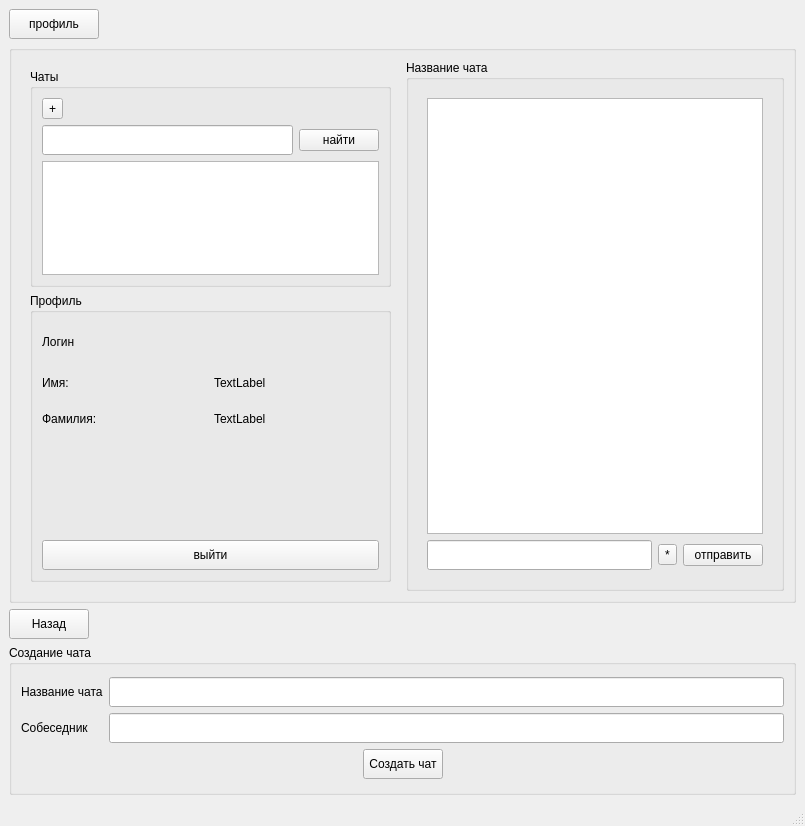
Qt form ui/graphic/app_window.ui (yurij-lyubskij/goto_chat) before a commit.
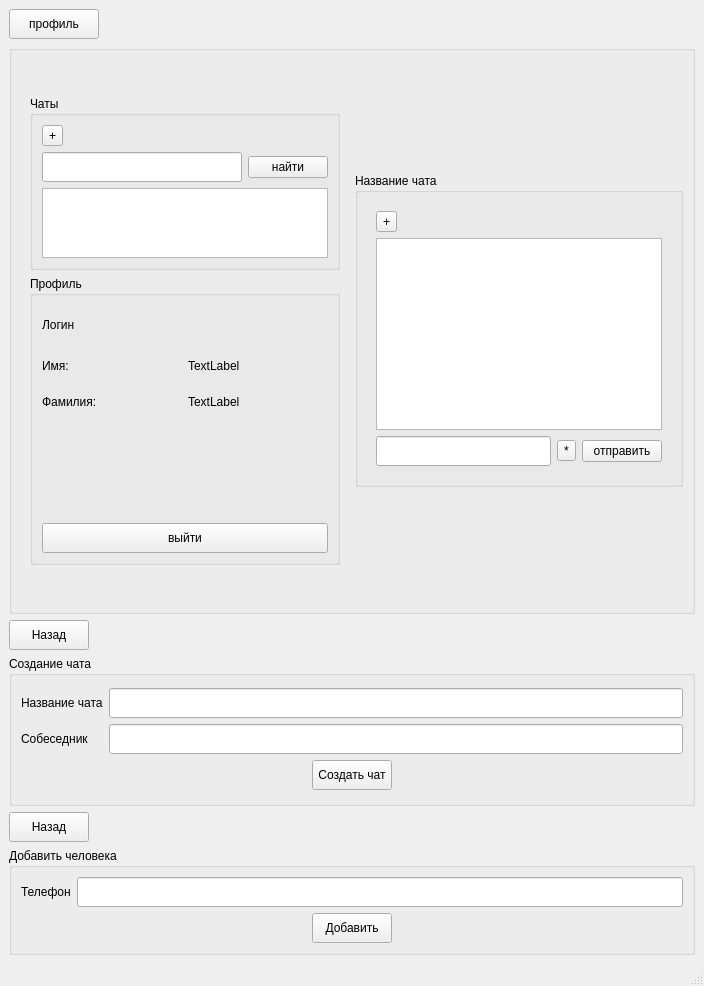
The same form after that commit.

Commit message: + ui add person and fix size bug

What changed in the file:
```diff
--- a/ui/graphic/app_window.ui
+++ b/ui/graphic/app_window.ui
@@ -2,12 +2,15 @@
 <ui version="4.0">
  <class>App_window</class>
  <widget class="QMainWindow" name="App_window">
+  <property name="enabled">
+   <bool>true</bool>
+  </property>
   <property name="geometry">
    <rect>
     <x>0</x>
     <y>0</y>
-    <width>805</width>
-    <height>826</height>
+    <width>704</width>
+    <height>986</height>
    </rect>
   </property>
   <property name="sizePolicy">
@@ -22,12 +25,20 @@
     <height>0</height>
    </size>
   </property>
+  <property name="maximumSize">
+   <size>
+    <width>16777215</width>
+    <height>986</height>
+   </size>
+  </property>
   <property name="windowTitle">
    <string>MainWindow</string>
   </property>
   <widget class="QWidget" name="centralwidget">
-   <layout class="QGridLayout" name="gridLayout_12">
+   <layout class="QGridLayout" name="gridLayout_13">
     <item row="0" column="0">
+     <layout class="QVBoxLayout" name="verticalLayout_7">
+      <item>
      <layout class="QVBoxLayout" name="verticalLayout_3">
       <item>
        <layout class="QHBoxLayout" name="horizontalLayout_4">
@@ -75,11 +86,23 @@
           <layout class="QHBoxLayout" name="horizontalLayout_3">
            <item>
             <widget class="QWidget" name="chats_and_profile" native="true">
+               <property name="sizePolicy">
+                <sizepolicy hsizetype="Preferred" vsizetype="Maximum">
+                 <horstretch>0</horstretch>
+                 <verstretch>0</verstretch>
+                </sizepolicy>
+               </property>
              <layout class="QGridLayout" name="gridLayout_5">
               <item row="0" column="0">
                <layout class="QVBoxLayout" name="verticalLayout">
                 <item>
                  <widget class="QGroupBox" name="chat_list">
+                    <property name="sizePolicy">
+                     <sizepolicy hsizetype="Preferred" vsizetype="Maximum">
+                      <horstretch>0</horstretch>
+                      <verstretch>0</verstretch>
+                     </sizepolicy>
+                    </property>
                   <property name="title">
                    <string>Чаты</string>
                   </property>
@@ -130,6 +153,12 @@
                 </item>
                 <item>
                  <widget class="QGroupBox" name="profile">
+                    <property name="sizePolicy">
+                     <sizepolicy hsizetype="Preferred" vsizetype="Maximum">
+                      <horstretch>0</horstretch>
+                      <verstretch>0</verstretch>
+                     </sizepolicy>
+                    </property>
                   <property name="title">
                    <string>Профиль</string>
                   </property>
@@ -291,6 +320,12 @@
            </item>
            <item>
             <widget class="QGroupBox" name="messages">
+               <property name="sizePolicy">
+                <sizepolicy hsizetype="Preferred" vsizetype="Maximum">
+                 <horstretch>0</horstretch>
+                 <verstretch>0</verstretch>
+                </sizepolicy>
+               </property>
              <property name="title">
               <string>Название чата</string>
              </property>
@@ -301,7 +336,21 @@
                  <item row="0" column="0">
                   <layout class="QVBoxLayout" name="verticalLayout_2">
                    <item>
-                    <widget class="QListView" name="listView_2"/>
+                      <widget class="QToolButton" name="toolButton_4">
+                       <property name="text">
+                        <string>+</string>
+                       </property>
+                      </widget>
+                     </item>
+                     <item>
+                      <widget class="QListView" name="listView_2">
+                       <property name="sizePolicy">
+                        <sizepolicy hsizetype="Expanding" vsizetype="Maximum">
+                         <horstretch>0</horstretch>
+                         <verstretch>0</verstretch>
+                        </sizepolicy>
+                       </property>
+                      </widget>
                    </item>
                    <item>
                     <layout class="QHBoxLayout" name="horizontalLayout_2">
@@ -395,7 +444,7 @@
       <item>
        <widget class="QGroupBox" name="chat_creation">
         <property name="sizePolicy">
-         <sizepolicy hsizetype="Preferred" vsizetype="Preferred">
+           <sizepolicy hsizetype="Preferred" vsizetype="Maximum">
           <horstretch>0</horstretch>
           <verstretch>0</verstretch>
          </sizepolicy>
@@ -524,6 +573,143 @@
       </item>
      </layout>
     </item>
+      <item>
+       <layout class="QVBoxLayout" name="verticalLayout_6">
+        <item>
+         <layout class="QHBoxLayout" name="horizontalLayout_7">
+          <item>
+           <widget class="QPushButton" name="pushButton_7">
+            <property name="minimumSize">
+             <size>
+              <width>0</width>
+              <height>30</height>
+             </size>
+            </property>
+            <property name="maximumSize">
+             <size>
+              <width>16777215</width>
+              <height>30</height>
+             </size>
+            </property>
+            <property name="text">
+             <string>Назад</string>
+            </property>
+           </widget>
+          </item>
+          <item>
+           <spacer name="horizontalSpacer_8">
+            <property name="orientation">
+             <enum>Qt::Horizontal</enum>
+            </property>
+            <property name="sizeHint" stdset="0">
+             <size>
+              <width>40</width>
+              <height>20</height>
+             </size>
+            </property>
+           </spacer>
+          </item>
+         </layout>
+        </item>
+        <item>
+         <widget class="QGroupBox" name="add_person">
+          <property name="sizePolicy">
+           <sizepolicy hsizetype="Preferred" vsizetype="Maximum">
+            <horstretch>0</horstretch>
+            <verstretch>0</verstretch>
+           </sizepolicy>
+          </property>
+          <property name="title">
+           <string>Добавить человека</string>
+          </property>
+          <layout class="QGridLayout" name="gridLayout_12">
+           <item row="0" column="0">
+            <layout class="QVBoxLayout" name="verticalLayout_5">
+             <item>
+              <layout class="QGridLayout" name="gridLayout_8">
+               <item row="0" column="0">
+                <widget class="QLabel" name="label_2">
+                 <property name="text">
+                  <string>Телефон</string>
+                 </property>
+                </widget>
+               </item>
+               <item row="0" column="1">
+                <widget class="QLineEdit" name="lineEdit_5">
+                 <property name="minimumSize">
+                  <size>
+                   <width>0</width>
+                   <height>30</height>
+                  </size>
+                 </property>
+                 <property name="maximumSize">
+                  <size>
+                   <width>16777215</width>
+                   <height>30</height>
+                  </size>
+                 </property>
+                </widget>
+               </item>
+              </layout>
+             </item>
+             <item>
+              <layout class="QHBoxLayout" name="horizontalLayout_8">
+               <item>
+                <spacer name="horizontalSpacer_6">
+                 <property name="orientation">
+                  <enum>Qt::Horizontal</enum>
+                 </property>
+                 <property name="sizeHint" stdset="0">
+                  <size>
+                   <width>40</width>
+                   <height>20</height>
+                  </size>
+                 </property>
+                </spacer>
+               </item>
+               <item>
+                <widget class="QPushButton" name="pushButton_6">
+                 <property name="minimumSize">
+                  <size>
+                   <width>0</width>
+                   <height>30</height>
+                  </size>
+                 </property>
+                 <property name="maximumSize">
+                  <size>
+                   <width>16777215</width>
+                   <height>30</height>
+                  </size>
+                 </property>
+                 <property name="text">
+                  <string>Добавить</string>
+                 </property>
+                </widget>
+               </item>
+               <item>
+                <spacer name="horizontalSpacer_7">
+                 <property name="orientation">
+                  <enum>Qt::Horizontal</enum>
+                 </property>
+                 <property name="sizeHint" stdset="0">
+                  <size>
+                   <width>40</width>
+                   <height>20</height>
+                  </size>
+                 </property>
+                </spacer>
+               </item>
+              </layout>
+             </item>
+            </layout>
+           </item>
+          </layout>
+         </widget>
+        </item>
+       </layout>
+      </item>
+     </layout>
+    </item>
    </layout>
   </widget>
   <widget class="QMenuBar" name="menubar">
```
Left out of the diff: 2 changed lines with no effect on the pictures. Lines whose indentation alone changed are shown as unchanged. The commit also changes 2 other files.
